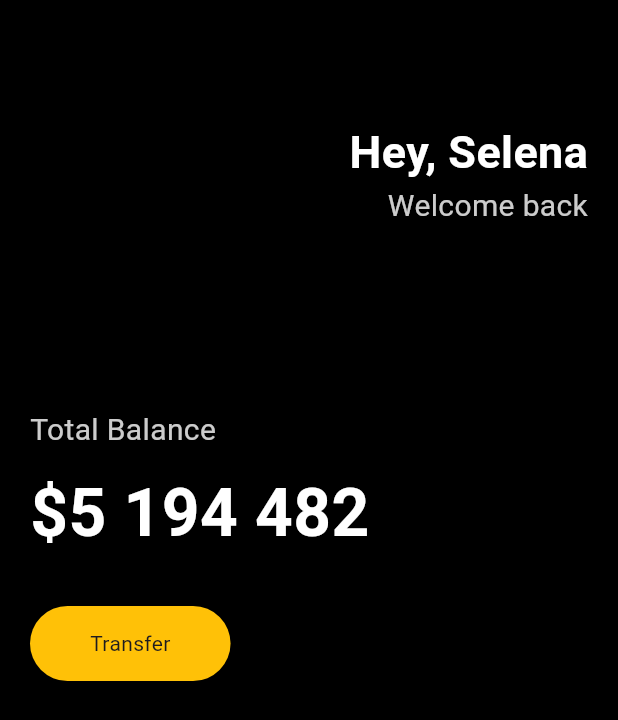
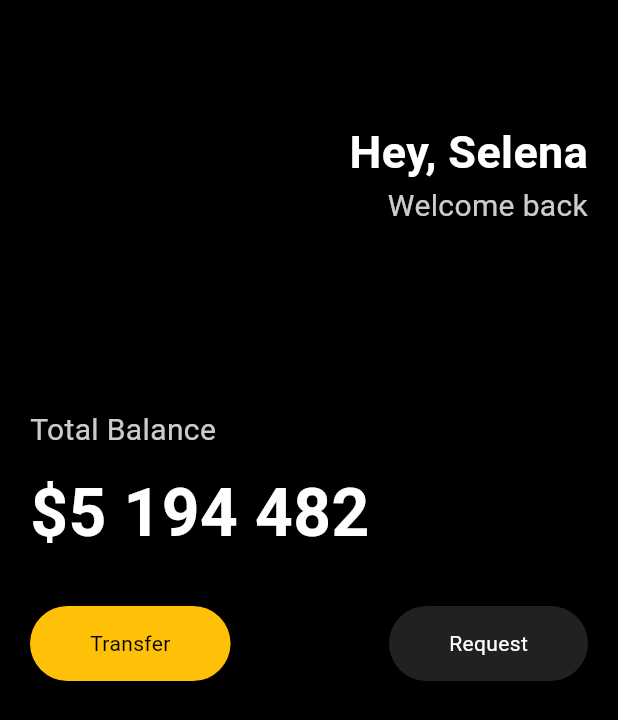
Before and after one commit to ohtaehyun/piniary-flutter, a Flutter app: the screen it shows after launch, on a phone screen of 412 x 824 dp. Shown: the top 720 px of the screen. Run offline on Flutter 3.47's test engine with Material 3 defaults, Android fonts, the phone set to English and light mode, and no system bars.

Commit message:
버튼 추출해서 재사용성 높이기

```diff
--- a/lib/main.dart
+++ b/lib/main.dart
@@ -1,21 +1,24 @@
 import 'package:flutter/material.dart';
+import 'package:piniary/widgets/button.dart';
 
 void main() {
-  runApp(App());
+  runApp(const App());
 }
 
 class App extends StatelessWidget {
+  const App({super.key});
+
   @override
   Widget build(BuildContext context) {
     return MaterialApp(
       home: Scaffold(
         backgroundColor: Colors.black,
         body: Padding(
-          padding: EdgeInsets.symmetric(horizontal: 20),
+          padding: const EdgeInsets.symmetric(horizontal: 20),
           child: Column(
             crossAxisAlignment: CrossAxisAlignment.start,
             children: [
-              SizedBox(
+              const SizedBox(
                 height: 80,
               ),
               Row(
@@ -24,7 +27,7 @@
                   Column(
                     crossAxisAlignment: CrossAxisAlignment.end,
                     children: [
-                      Text(
+                      const Text(
                         'Hey, Selena',
                         style: TextStyle(
                           color: Colors.white,
@@ -43,7 +46,7 @@
                   )
                 ],
               ),
-              SizedBox(
+              const SizedBox(
                 height: 120,
               ),
               Text(
@@ -53,10 +56,10 @@
                   fontSize: 20,
                 ),
               ),
-              SizedBox(
+              const SizedBox(
                 height: 10,
               ),
-              Text(
+              const Text(
                 '\$5 194 482',
                 style: TextStyle(
                   color: Colors.white,
@@ -64,21 +67,20 @@
                   fontWeight: FontWeight.w600,
                 ),
               ),
-              SizedBox(
+              const SizedBox(
                 height: 30,
               ),
-              Row(
+              const Row(
+                mainAxisAlignment: MainAxisAlignment.spaceBetween,
                 children: [
-                  Container(
-                    decoration: BoxDecoration(
-                        color: Colors.amber,
-                        borderRadius: BorderRadius.circular(45)),
-                    child: Padding(
-                      padding:
-                          EdgeInsets.symmetric(vertical: 15, horizontal: 40),
-                      child: Text('Transfer'),
-                    ),
-                  )
+                  Button(
+                      text: 'Transfer',
+                      bgColor: Colors.amber,
+                      textColor: Colors.black),
+                  Button(
+                      text: 'Request',
+                      bgColor: Color.fromARGB(95, 90, 88, 88),
+                      textColor: Colors.white),
                 ],
               )
             ],
--- /dev/null
+++ b/lib/widgets/button.dart
@@ -0,0 +1,30 @@
+import 'package:flutter/material.dart';
+import 'package:flutter/widgets.dart';
+
+class Button extends StatelessWidget {
+  final String text;
+  final Color bgColor;
+  final Color textColor;
+
+  const Button({
+    super.key,
+    required this.text,
+    required this.bgColor,
+    required this.textColor,
+  });
+
+  @override
+  Widget build(BuildContext context) {
+    return Container(
+      decoration: BoxDecoration(
+          color: bgColor, borderRadius: BorderRadius.circular(45)),
+      child: Padding(
+        padding: const EdgeInsets.symmetric(vertical: 15, horizontal: 40),
+        child: Text(
+          text,
+          style: TextStyle(color: textColor),
+        ),
+      ),
+    );
+  }
+}
```
